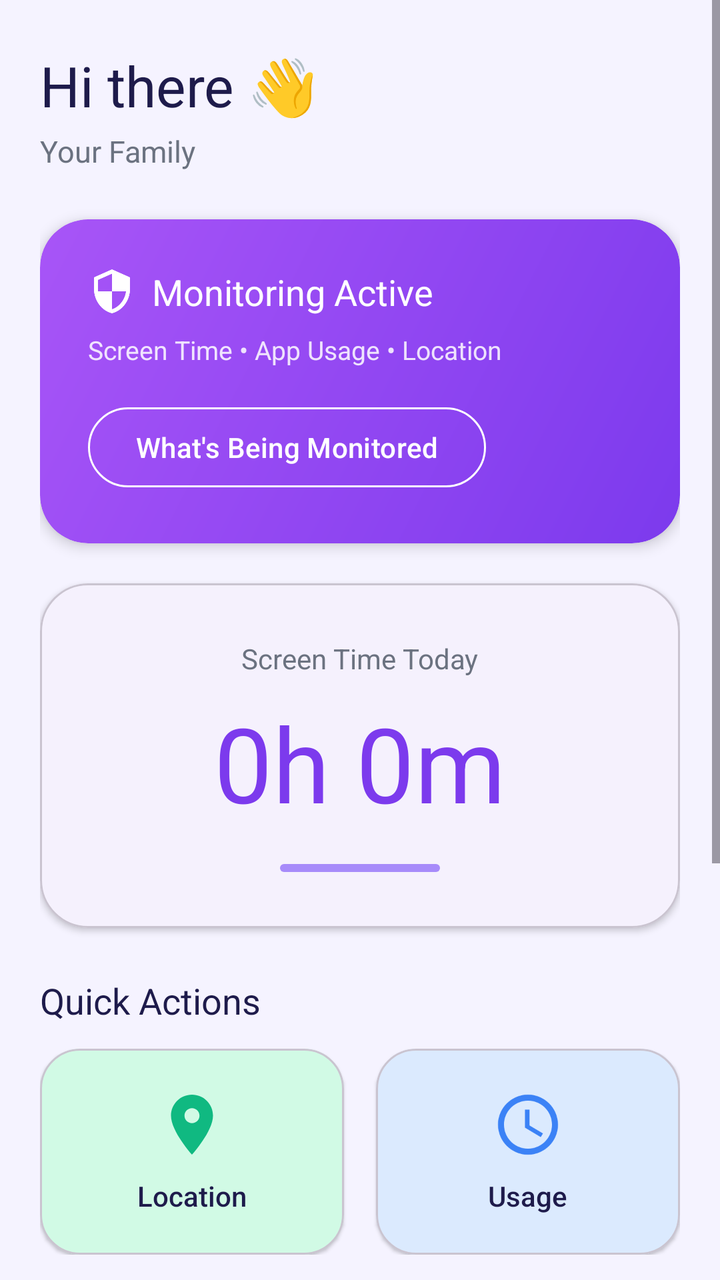
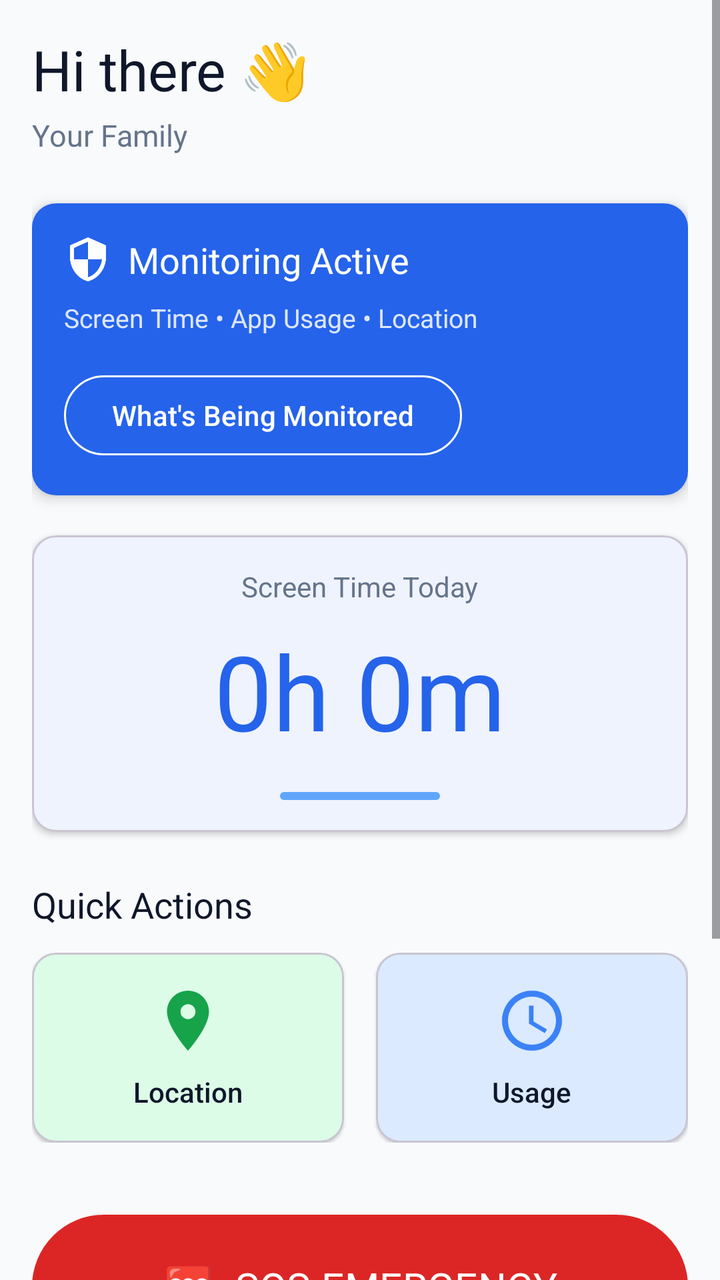

Before-and-after screenshots of an Android layout around one commit, followed by the original layout XML and the change that was made.
<!-- AndroidManifest.xml: activity theme Theme.SafeGuardChild -->
<!-- res/layout/activity_dashboard.xml -->
<?xml version="1.0" encoding="utf-8"?>
<ScrollView xmlns:android="http://schemas.android.com/apk/res/android"
    xmlns:app="http://schemas.android.com/apk/res-auto"
    android:layout_width="match_parent"
    android:layout_height="match_parent"
    android:background="@color/background_light"
    android:fillViewport="true">

    <LinearLayout
        android:layout_width="match_parent"
        android:layout_height="wrap_content"
        android:orientation="vertical"
        android:paddingHorizontal="20dp"
        android:paddingTop="24dp"
        android:paddingBottom="24dp">

        
        <TextView
            android:id="@+id/tvWelcome"
            android:layout_width="wrap_content"
            android:layout_height="wrap_content"
            android:text="Hi there 👋"
            android:textSize="28sp"
            android:fontFamily="sans-serif-bold"
            android:textColor="@color/text_primary_light" />

        <TextView
            android:id="@+id/tvFamilyName"
            android:layout_width="wrap_content"
            android:layout_height="wrap_content"
            android:text="Your Family"
            android:textSize="15sp"
            android:textColor="@color/text_secondary_light"
            android:layout_marginTop="4dp" />

        
        <com.google.android.material.card.MaterialCardView
            android:layout_width="match_parent"
            android:layout_height="wrap_content"
            android:layout_marginTop="24dp"
            app:cardCornerRadius="24dp"
            app:cardElevation="4dp"
            app:strokeWidth="0dp">

            <LinearLayout
                android:layout_width="match_parent"
                android:layout_height="wrap_content"
                android:orientation="vertical"
                android:background="@drawable/bg_gradient_purple"
                android:padding="24dp">

                <LinearLayout
                    android:layout_width="match_parent"
                    android:layout_height="wrap_content"
                    android:orientation="horizontal"
                    android:gravity="center_vertical">

                    <ImageView
                        android:layout_width="24dp"
                        android:layout_height="24dp"
                        android:src="@drawable/ic_shield"
                        app:tint="@color/white" />

                    <TextView
                        android:id="@+id/tvMonitoringStatus"
                        android:layout_width="wrap_content"
                        android:layout_height="wrap_content"
                        android:text="@string/monitoring_active"
                        android:textSize="18sp"
                        android:fontFamily="sans-serif-semibold"
                        android:textColor="@color/white"
                        android:layout_marginStart="8dp" />
                </LinearLayout>

                <TextView
                    android:id="@+id/tvActiveFeatures"
                    android:layout_width="wrap_content"
                    android:layout_height="wrap_content"
                    android:text="Screen Time • App Usage • Location"
                    android:textSize="13sp"
                    android:textColor="@color/white"
                    android:alpha="0.85"
                    android:layout_marginTop="8dp" />

                <com.google.android.material.button.MaterialButton
                    android:id="@+id/btnViewMonitoring"
                    android:layout_width="wrap_content"
                    android:layout_height="wrap_content"
                    android:text="@string/whats_monitored"
                    android:layout_marginTop="16dp"
                    android:textColor="@color/white"
                    app:strokeColor="@color/white"
                    style="@style/Widget.Material3.Button.OutlinedButton" />
            </LinearLayout>
        </com.google.android.material.card.MaterialCardView>

        
        <com.google.android.material.card.MaterialCardView
            android:layout_width="match_parent"
            android:layout_height="wrap_content"
            android:layout_marginTop="20dp"
            app:cardCornerRadius="24dp"
            app:cardElevation="2dp"
            app:cardBackgroundColor="@color/card_light">

            <LinearLayout
                android:layout_width="match_parent"
                android:layout_height="wrap_content"
                android:orientation="vertical"
                android:padding="28dp"
                android:gravity="center">

                <TextView
                    android:id="@+id/tvScreenTimeLabel"
                    android:layout_width="wrap_content"
                    android:layout_height="wrap_content"
                    android:text="@string/screen_time_today"
                    android:textSize="14sp"
                    android:textColor="@color/text_secondary_light" />

                <TextView
                    android:id="@+id/tvScreenTime"
                    android:layout_width="wrap_content"
                    android:layout_height="wrap_content"
                    android:text="0h 0m"
                    android:textSize="52sp"
                    android:fontFamily="sans-serif-bold"
                    android:textColor="@color/primary"
                    android:layout_marginTop="8dp" />

                <View
                    android:layout_width="80dp"
                    android:layout_height="4dp"
                    android:layout_marginTop="16dp"
                    android:background="@drawable/bg_progress_bar" />
            </LinearLayout>
        </com.google.android.material.card.MaterialCardView>

        
        <TextView
            android:layout_width="wrap_content"
            android:layout_height="wrap_content"
            android:text="Quick Actions"
            android:textSize="18sp"
            android:fontFamily="sans-serif-semibold"
            android:textColor="@color/text_primary_light"
            android:layout_marginTop="24dp"
            android:layout_marginBottom="12dp" />

        <LinearLayout
            android:layout_width="match_parent"
            android:layout_height="wrap_content"
            android:orientation="horizontal">

            <com.google.android.material.card.MaterialCardView
                android:id="@+id/cardLocation"
                android:layout_width="0dp"
                android:layout_height="wrap_content"
                android:layout_weight="1"
                android:layout_marginEnd="8dp"
                app:cardCornerRadius="20dp"
                app:cardElevation="1dp"
                app:cardBackgroundColor="@color/success_light"
                android:clickable="true"
                android:focusable="true">

                <LinearLayout
                    android:layout_width="match_parent"
                    android:layout_height="wrap_content"
                    android:orientation="vertical"
                    android:padding="20dp"
                    android:gravity="center">

                    <ImageView
                        android:layout_width="36dp"
                        android:layout_height="36dp"
                        android:src="@drawable/ic_location"
                        app:tint="@color/success" />

                    <TextView
                        android:layout_width="wrap_content"
                        android:layout_height="wrap_content"
                        android:text="Location"
                        android:textSize="14sp"
                        android:fontFamily="sans-serif-medium"
                        android:textColor="@color/text_primary_light"
                        android:layout_marginTop="8dp" />
                </LinearLayout>
            </com.google.android.material.card.MaterialCardView>

            <com.google.android.material.card.MaterialCardView
                android:id="@+id/cardUsage"
                android:layout_width="0dp"
                android:layout_height="wrap_content"
                android:layout_weight="1"
                android:layout_marginStart="8dp"
                app:cardCornerRadius="20dp"
                app:cardElevation="1dp"
                app:cardBackgroundColor="@color/info_light"
                android:clickable="true"
                android:focusable="true">

                <LinearLayout
                    android:layout_width="match_parent"
                    android:layout_height="wrap_content"
                    android:orientation="vertical"
                    android:padding="20dp"
                    android:gravity="center">

                    <ImageView
                        android:layout_width="36dp"
                        android:layout_height="36dp"
                        android:src="@drawable/ic_screen_time"
                        app:tint="@color/info" />

                    <TextView
                        android:layout_width="wrap_content"
                        android:layout_height="wrap_content"
                        android:text="Usage"
                        android:textSize="14sp"
                        android:fontFamily="sans-serif-medium"
                        android:textColor="@color/text_primary_light"
                        android:layout_marginTop="8dp" />
                </LinearLayout>
            </com.google.android.material.card.MaterialCardView>
        </LinearLayout>

        
        <com.google.android.material.button.MaterialButton
            android:id="@+id/btnSOS"
            android:layout_width="match_parent"
            android:layout_height="80dp"
            android:layout_marginTop="32dp"
            android:text="🆘  SOS EMERGENCY"
            android:textSize="20sp"
            android:fontFamily="sans-serif-bold"
            style="@style/Widget.SafeGuard.Button.SOS" />

        <TextView
            android:layout_width="wrap_content"
            android:layout_height="wrap_content"
            android:text="Press if you need immediate help"
            android:textSize="13sp"
            android:textColor="@color/text_secondary_light"
            android:layout_gravity="center"
            android:layout_marginTop="8dp" />

        
        <com.google.android.material.button.MaterialButton
            android:id="@+id/btnLiveSupport"
            android:layout_width="match_parent"
            android:layout_height="60dp"
            android:layout_marginTop="20dp"
            android:text="@string/live_support_button"
            android:textSize="16sp"
            android:textColor="@color/primary"
            app:strokeColor="@color/primary"
            style="@style/Widget.Material3.Button.OutlinedButton"
            app:cornerRadius="16dp" />

        
        <com.google.android.material.button.MaterialButton
            android:id="@+id/btnDisconnect"
            android:layout_width="wrap_content"
            android:layout_height="wrap_content"
            android:text="@string/request_disconnect"
            android:textColor="@color/text_secondary_light"
            android:layout_gravity="center"
            android:layout_marginTop="32dp"
            style="@style/Widget.Material3.Button.TextButton" />

    </LinearLayout>
</ScrollView>
<!-- resources referenced by this layout -->
<resources>
  <color name="background_light">#F5F3FF</color>
  <color name="card_light">#FFFFFF</color>
  <color name="info">#3B82F6</color>
  <color name="info_light">#DBEAFE</color>
  <color name="primary">#7C3AED</color>
  <color name="success">#10B981</color>
  <color name="success_light">#D1FAE5</color>
  <color name="text_primary_light">#1E1B4B</color>
  <color name="text_secondary_light">#6B7280</color>
  <color name="white">#FFFFFF</color>
  <!-- drawable bg_gradient_purple (drawable) -->
  <?xml version="1.0" encoding="utf-8"?>
  <shape xmlns:android="http://schemas.android.com/apk/res/android">
      <gradient
          android:type="linear"
          android:startColor="@color/gradient_purple_start"
          android:endColor="@color/gradient_purple_end"
          android:angle="135" />
      <corners android:radius="24dp" />
  </shape>
  <!-- drawable bg_progress_bar (drawable) -->
  <?xml version="1.0" encoding="utf-8"?>
  <shape xmlns:android="http://schemas.android.com/apk/res/android">
      <solid android:color="@color/primary_light" />
      <corners android:radius="2dp" />
  </shape>
  <!-- drawable ic_location (drawable) -->
  <?xml version="1.0" encoding="utf-8"?>
  <vector xmlns:android="http://schemas.android.com/apk/res/android"
      android:width="24dp"
      android:height="24dp"
      android:viewportWidth="24"
      android:viewportHeight="24">
      <path
          android:fillColor="#6366F1"
          android:pathData="M12,2C8.13,2 5,5.13 5,9c0,5.25 7,13 7,13s7,-7.75 7,-13c0,-3.87 -3.13,-7 -7,-7zM12,11.5c-1.38,0 -2.5,-1.12 -2.5,-2.5s1.12,-2.5 2.5,-2.5 2.5,1.12 2.5,2.5 -1.12,2.5 -2.5,2.5z"/>
  </vector>
  <!-- drawable ic_screen_time (drawable) -->
  <?xml version="1.0" encoding="utf-8"?>
  <vector xmlns:android="http://schemas.android.com/apk/res/android"
      android:width="24dp"
      android:height="24dp"
      android:viewportWidth="24"
      android:viewportHeight="24">
      <path
          android:fillColor="#6366F1"
          android:pathData="M11.99,2C6.47,2 2,6.48 2,12s4.47,10 9.99,10C17.52,22 22,17.52 22,12S17.52,2 11.99,2zM12,20c-4.42,0 -8,-3.58 -8,-8s3.58,-8 8,-8 8,3.58 8,8 -3.58,8 -8,8zM12.5,7H11v6l5.25,3.15 0.75,-1.23 -4.5,-2.67z"/>
  </vector>
  <!-- drawable ic_shield (drawable) -->
  <?xml version="1.0" encoding="utf-8"?>
  <vector xmlns:android="http://schemas.android.com/apk/res/android"
      android:width="24dp"
      android:height="24dp"
      android:viewportWidth="24"
      android:viewportHeight="24">
      <path
          android:fillColor="#6366F1"
          android:pathData="M12,1L3,5v6c0,5.55 3.84,10.74 9,12 5.16,-1.26 9,-6.45 9,-12V5L12,1zM12,11.99h7c-0.53,4.12 -3.28,7.79 -7,8.94V12H5V6.3l7,-3.11v8.8z"/>
  </vector>
  <string name="live_support_button">Get Live Help</string>
  <string name="monitoring_active">Monitoring Active</string>
  <string name="request_disconnect">Request Disconnect</string>
  <string name="screen_time_today">Screen Time Today</string>
  <string name="whats_monitored">What\'s Being Monitored</string>
  <style name="Widget.SafeGuard.Button.SOS" parent="Widget.Material3.Button">
          <item name="cornerRadius">50dp</item>
          <item name="backgroundTint">@color/sos_red</item>
          <item name="android:textSize">20sp</item>
          <item name="android:fontFamily">sans-serif-bold</item>
          <item name="android:textColor">@color/white</item>
          <item name="android:shadowColor">@color/sos_red_dark</item>
      </style>
  <color name="gradient_purple_start">#7C3AED</color>
  <color name="gradient_purple_end">#A855F7</color>
  <color name="primary_light">#A78BFA</color>
  <color name="sos_red">#DC2626</color>
  <color name="sos_red_dark">#B91C1C</color>
  <color name="primary_variant">#5B21B6</color>
  <color name="secondary">#06B6D4</color>
  <color name="surface_light">#FFFFFF</color>
  <!-- unchanged entries left out for length: 1 -->
</resources>

<!-- the commit's change to res/layout/activity_dashboard.xml (unified diff, before → after) -->
@@ -10,9 +10,9 @@
         android:layout_width="match_parent"
         android:layout_height="wrap_content"
         android:orientation="vertical"
-        android:paddingHorizontal="20dp"
-        android:paddingTop="24dp"
-        android:paddingBottom="24dp">
+        android:paddingHorizontal="16dp"
+        android:paddingTop="16dp"
+        android:paddingBottom="16dp">
 
         
         <TextView
@@ -38,7 +38,7 @@
             android:layout_width="match_parent"
             android:layout_height="wrap_content"
             android:layout_marginTop="24dp"
-            app:cardCornerRadius="24dp"
+            app:cardCornerRadius="12dp"
             app:cardElevation="4dp"
             app:strokeWidth="0dp">
 
@@ -46,8 +46,8 @@
                 android:layout_width="match_parent"
                 android:layout_height="wrap_content"
                 android:orientation="vertical"
-                android:background="@drawable/bg_gradient_purple"
-                android:padding="24dp">
+                android:background="@color/primary"
+                android:padding="16dp">
 
                 <LinearLayout
                     android:layout_width="match_parent"
@@ -99,7 +99,7 @@
             android:layout_width="match_parent"
             android:layout_height="wrap_content"
             android:layout_marginTop="20dp"
-            app:cardCornerRadius="24dp"
+            app:cardCornerRadius="12dp"
             app:cardElevation="2dp"
             app:cardBackgroundColor="@color/card_light">
 
@@ -107,7 +107,7 @@
                 android:layout_width="match_parent"
                 android:layout_height="wrap_content"
                 android:orientation="vertical"
-                android:padding="28dp"
+                android:padding="16dp"
                 android:gravity="center">
 
                 <TextView
@@ -158,7 +158,7 @@
                 android:layout_height="wrap_content"
                 android:layout_weight="1"
                 android:layout_marginEnd="8dp"
-                app:cardCornerRadius="20dp"
+                app:cardCornerRadius="12dp"
                 app:cardElevation="1dp"
                 app:cardBackgroundColor="@color/success_light"
                 android:clickable="true"
@@ -168,7 +168,7 @@
                     android:layout_width="match_parent"
                     android:layout_height="wrap_content"
                     android:orientation="vertical"
-                    android:padding="20dp"
+                    android:padding="16dp"
                     android:gravity="center">
 
                     <ImageView
@@ -194,7 +194,7 @@
                 android:layout_height="wrap_content"
                 android:layout_weight="1"
                 android:layout_marginStart="8dp"
-                app:cardCornerRadius="20dp"
+                app:cardCornerRadius="12dp"
                 app:cardElevation="1dp"
                 app:cardBackgroundColor="@color/info_light"
                 android:clickable="true"
@@ -204,7 +204,7 @@
                     android:layout_width="match_parent"
                     android:layout_height="wrap_content"
                     android:orientation="vertical"
-                    android:padding="20dp"
+                    android:padding="16dp"
                     android:gravity="center">
 
                     <ImageView
@@ -249,14 +249,15 @@
         <com.google.android.material.button.MaterialButton
             android:id="@+id/btnLiveSupport"
             android:layout_width="match_parent"
-            android:layout_height="60dp"
+            android:layout_height="wrap_content"
+            android:minHeight="48dp"
             android:layout_marginTop="20dp"
             android:text="@string/live_support_button"
             android:textSize="16sp"
             android:textColor="@color/primary"
             app:strokeColor="@color/primary"
             style="@style/Widget.Material3.Button.OutlinedButton"
-            app:cornerRadius="16dp" />
+            app:cornerRadius="12dp" />
 
         
         <com.google.android.material.button.MaterialButton
<!-- resource entries referenced after the edit -->
@@ -1,25 +1,15 @@
 <!-- resources referenced by this layout -->
 <resources>
-  <color name="background_light">#F5F3FF</color>
+  <color name="background_light">#F8FAFC</color>
   <color name="card_light">#FFFFFF</color>
   <color name="info">#3B82F6</color>
   <color name="info_light">#DBEAFE</color>
-  <color name="primary">#7C3AED</color>
-  <color name="success">#10B981</color>
-  <color name="success_light">#D1FAE5</color>
-  <color name="text_primary_light">#1E1B4B</color>
-  <color name="text_secondary_light">#6B7280</color>
+  <color name="primary">#2563EB</color>
+  <color name="success">#16A34A</color>
+  <color name="success_light">#DCFCE7</color>
+  <color name="text_primary_light">#0F172A</color>
+  <color name="text_secondary_light">#64748B</color>
   <color name="white">#FFFFFF</color>
-  <!-- drawable bg_gradient_purple (drawable) -->
-  <?xml version="1.0" encoding="utf-8"?>
-  <shape xmlns:android="http://schemas.android.com/apk/res/android">
-      <gradient
-          android:type="linear"
-          android:startColor="@color/gradient_purple_start"
-          android:endColor="@color/gradient_purple_end"
-          android:angle="135" />
-      <corners android:radius="24dp" />
-  </shape>
   <!-- drawable bg_progress_bar (drawable) -->
   <?xml version="1.0" encoding="utf-8"?>
   <shape xmlns:android="http://schemas.android.com/apk/res/android">
@@ -72,13 +62,11 @@
           <item name="android:textColor">@color/white</item>
           <item name="android:shadowColor">@color/sos_red_dark</item>
       </style>
-  <color name="gradient_purple_start">#7C3AED</color>
-  <color name="gradient_purple_end">#A855F7</color>
-  <color name="primary_light">#A78BFA</color>
+  <color name="primary_light">#60A5FA</color>
   <color name="sos_red">#DC2626</color>
-  <color name="sos_red_dark">#B91C1C</color>
-  <color name="primary_variant">#5B21B6</color>
-  <color name="secondary">#06B6D4</color>
+  <color name="sos_red_dark">#991B1B</color>
+  <color name="primary_variant">#1E40AF</color>
+  <color name="secondary">#3B82F6</color>
   <color name="surface_light">#FFFFFF</color>
   <!-- unchanged entries left out for length: 1 -->
 </resources>
